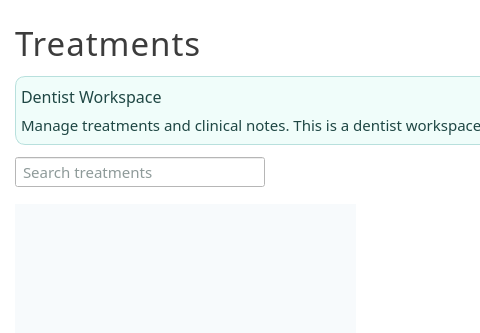
Above: ui/PageTreatments.ui from karlito20/AdoraFlowProject before the change; both pictures show x 0 to 480 and y 0 to 333 of the 717 by 513 pixel window. Below: the same form after it.
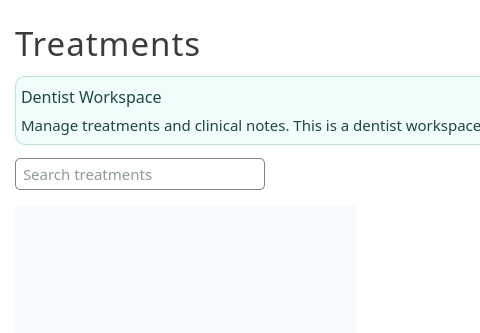
That is the form after the change.

What changed in the file:
```diff
--- a/ui/PageTreatments.ui
+++ b/ui/PageTreatments.ui
@@ -621,7 +621,7 @@
         <property name="minimumSize">
          <size>
           <width>250</width>
-          <height>30</height>
+          <height>32</height>
          </size>
         </property>
         <property name="maximumSize">
@@ -639,7 +639,9 @@
         <property name="styleSheet">
          <string notr="true">color: #1D3533;
 background: white;
-padding-left: 5px;</string>
+padding-left: 5px;
+border-radius: 5px;
+border: 1px solid gray;</string>
         </property>
         <property name="placeholderText">
          <string>Search treatments</string>
@@ -662,7 +664,7 @@
      </layout>
     </widget>
    </item>
-   <item alignment="Qt::AlignmentFlag::AlignLeft">
+   <item>
     <widget class="QWidget" name="main_container" native="true">
      <property name="minimumSize">
       <size>
@@ -705,7 +707,7 @@
            <x>0</x>
            <y>0</y>
            <width>339</width>
-           <height>328</height>
+           <height>326</height>
           </rect>
          </property>
          <property name="palette">
```
